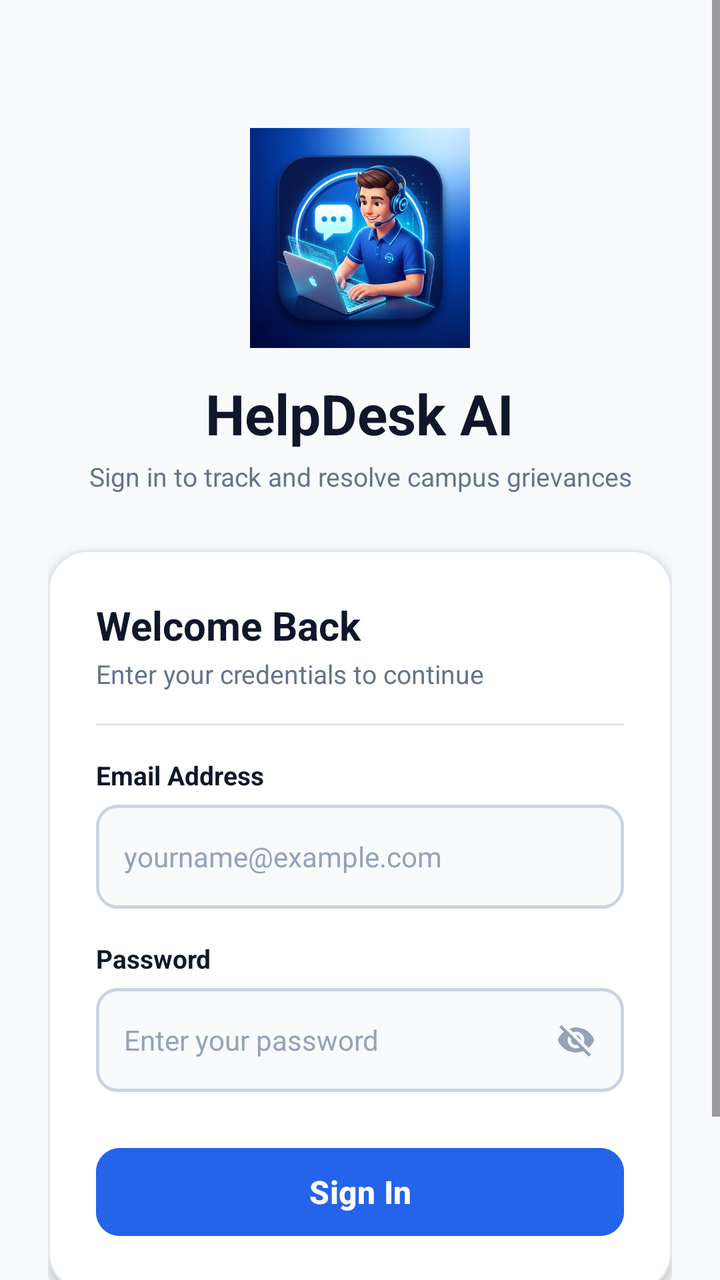
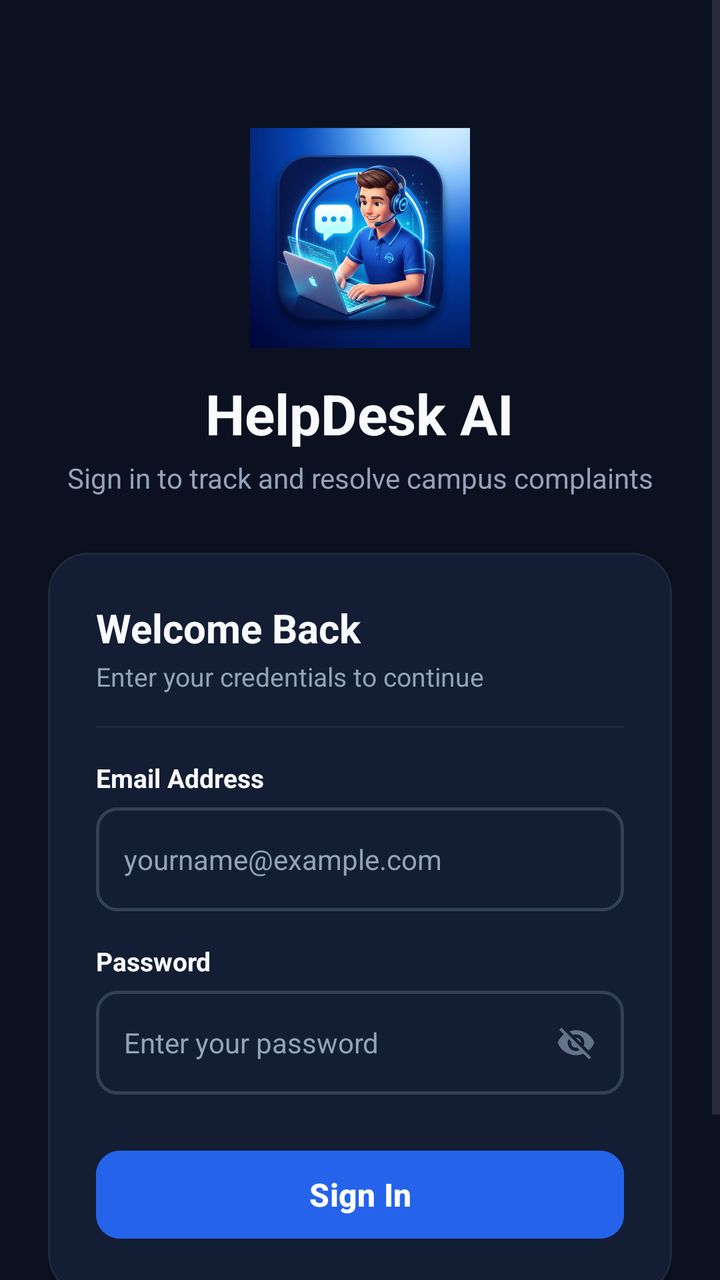

Before-and-after screenshots of an Android layout around one commit, followed by the original layout XML and the change that was made.
<!-- AndroidManifest.xml: application theme Theme.Helpdeskai -->
<!-- res/layout/activity_login.xml -->
<?xml version="1.0" encoding="utf-8"?>
<ScrollView xmlns:android="http://schemas.android.com/apk/res/android"
    xmlns:app="http://schemas.android.com/apk/res-auto"
    android:layout_width="match_parent"
    android:layout_height="match_parent"
    android:background="@color/bg_light"
    android:fillViewport="true">

    <LinearLayout
        android:layout_width="match_parent"
        android:layout_height="wrap_content"
        android:gravity="center_horizontal"
        android:orientation="vertical"
        android:padding="24dp">

        <Space
            android:layout_width="match_parent"
            android:layout_height="40dp" />

        
        <ImageView
            android:layout_width="110dp"
            android:layout_height="110dp"
            android:src="@drawable/ic_helpdesk_logo"
            android:contentDescription="HelpDesk AI Logo" />

        
        <TextView
            android:layout_width="wrap_content"
            android:layout_height="wrap_content"
            android:layout_marginTop="14dp"
            android:text="HelpDesk AI"
            android:textColor="@color/text_primary"
            android:textSize="28sp"
            android:textStyle="bold" />

        <TextView
            android:layout_width="wrap_content"
            android:layout_height="wrap_content"
            android:layout_marginTop="4dp"
            android:text="Sign in to track and resolve campus grievances"
            android:textColor="@color/text_secondary"
            android:textSize="13sp"
            android:gravity="center" />

        <Space
            android:layout_width="match_parent"
            android:layout_height="28dp" />

        
        <com.google.android.material.card.MaterialCardView
            android:layout_width="match_parent"
            android:layout_height="wrap_content"
            app:cardBackgroundColor="@color/surface_card"
            app:cardCornerRadius="20dp"
            app:cardElevation="4dp"
            app:strokeColor="@color/divider"
            app:strokeWidth="1dp">

            <LinearLayout
                android:layout_width="match_parent"
                android:layout_height="wrap_content"
                android:orientation="vertical"
                android:padding="24dp">

                
                <TextView
                    android:layout_width="wrap_content"
                    android:layout_height="wrap_content"
                    android:text="Welcome Back"
                    android:textColor="@color/text_primary"
                    android:textSize="20sp"
                    android:textStyle="bold" />

                <TextView
                    android:layout_width="wrap_content"
                    android:layout_height="wrap_content"
                    android:layout_marginTop="2dp"
                    android:text="Enter your credentials to continue"
                    android:textColor="@color/text_secondary"
                    android:textSize="13sp" />

                <View
                    android:layout_width="match_parent"
                    android:layout_height="1dp"
                    android:layout_marginTop="16dp"
                    android:layout_marginBottom="16dp"
                    android:background="@color/divider" />

                
                <TextView
                    android:layout_width="wrap_content"
                    android:layout_height="wrap_content"
                    android:text="Email Address"
                    android:textColor="@color/text_primary"
                    android:textSize="13sp"
                    android:textStyle="bold" />

                <EditText
                    android:id="@+id/et_login_email"
                    android:layout_width="match_parent"
                    android:layout_height="52dp"
                    android:layout_marginTop="6dp"
                    android:background="@drawable/bg_input_field"
                    android:hint="yourname@example.com"
                    android:inputType="textEmailAddress"
                    android:paddingHorizontal="14dp"
                    android:textColor="@color/text_primary"
                    android:textColorHint="@color/text_muted"
                    android:textSize="14sp" />

                
                <TextView
                    android:layout_width="wrap_content"
                    android:layout_height="wrap_content"
                    android:layout_marginTop="16dp"
                    android:text="Password"
                    android:textColor="@color/text_primary"
                    android:textSize="13sp"
                    android:textStyle="bold" />

                
                <FrameLayout
                    android:layout_width="match_parent"
                    android:layout_height="52dp"
                    android:layout_marginTop="6dp">

                    <EditText
                        android:id="@+id/et_login_password"
                        android:layout_width="match_parent"
                        android:layout_height="match_parent"
                        android:background="@drawable/bg_input_field"
                        android:hint="Enter your password"
                        android:inputType="textPassword"
                        android:paddingStart="14dp"
                        android:paddingEnd="52dp"
                        android:textColor="@color/text_primary"
                        android:textColorHint="@color/text_muted"
                        android:textSize="14sp" />

                    <ImageView
                        android:id="@+id/iv_toggle_password"
                        android:layout_width="48dp"
                        android:layout_height="match_parent"
                        android:layout_gravity="end"
                        android:clickable="true"
                        android:focusable="true"
                        android:padding="14dp"
                        android:src="@drawable/ic_eye_off"
                        android:contentDescription="Toggle password visibility"
                        app:tint="@color/text_muted" />
                </FrameLayout>

                
                <com.google.android.material.button.MaterialButton
                    android:id="@+id/btn_login_submit"
                    android:layout_width="match_parent"
                    android:layout_height="52dp"
                    android:layout_marginTop="24dp"
                    android:backgroundTint="@color/primary"
                    android:text="Sign In"
                    android:textColor="@color/white"
                    android:textSize="16sp"
                    android:textStyle="bold"
                    app:cornerRadius="12dp" />

            </LinearLayout>
        </com.google.android.material.card.MaterialCardView>

        
        <LinearLayout
            android:layout_width="wrap_content"
            android:layout_height="wrap_content"
            android:layout_marginTop="22dp"
            android:orientation="horizontal">

            <TextView
                android:layout_width="wrap_content"
                android:layout_height="wrap_content"
                android:text="Don't have an account? "
                android:textColor="@color/text_secondary"
                android:textSize="13sp" />

            <TextView
                android:id="@+id/tv_go_to_register"
                android:layout_width="wrap_content"
                android:layout_height="wrap_content"
                android:text="Sign Up"
                android:textColor="@color/primary"
                android:textSize="13sp"
                android:textStyle="bold" />
        </LinearLayout>

        <Space
            android:layout_width="match_parent"
            android:layout_height="24dp" />

    </LinearLayout>
</ScrollView>
<!-- resources referenced by this layout -->
<resources>
  <color name="bg_light">#F8FAFC</color>
  <color name="divider">#E2E8F0</color>
  <color name="primary">#2563EB</color>
  <color name="surface_card">#FFFFFF</color>
  <color name="text_muted">#94A3B8</color>
  <color name="text_primary">#0F172A</color>
  <color name="text_secondary">#64748B</color>
  <color name="white">#FFFFFF</color>
  <!-- drawable bg_input_field (drawable) -->
  <?xml version="1.0" encoding="utf-8"?>
  <selector xmlns:android="http://schemas.android.com/apk/res/android">
      
      <item android:state_focused="true">
          <shape android:shape="rectangle">
              <corners android:radius="10dp" />
              <solid android:color="@color/input_bg" />
              <stroke
                  android:width="2dp"
                  android:color="@color/primary" />
              <padding
                  android:bottom="12dp"
                  android:left="14dp"
                  android:right="14dp"
                  android:top="12dp" />
          </shape>
      </item>
  
      
      <item>
          <shape android:shape="rectangle">
              <corners android:radius="10dp" />
              <solid android:color="@color/input_bg" />
              <stroke
                  android:width="1.5dp"
                  android:color="@color/input_stroke" />
              <padding
                  android:bottom="12dp"
                  android:left="14dp"
                  android:right="14dp"
                  android:top="12dp" />
          </shape>
      </item>
  </selector>
  <!-- drawable ic_eye_off (drawable) -->
  <?xml version="1.0" encoding="utf-8"?>
  <vector xmlns:android="http://schemas.android.com/apk/res/android"
      android:width="24dp"
      android:height="24dp"
      android:viewportWidth="24"
      android:viewportHeight="24">
      <path
          android:fillColor="#FF000000"
          android:pathData="M12,7c2.76,0 5,2.24 5,5 0,0.65 -0.13,1.26 -0.36,1.82l2.92,2.92c1.51,-1.26 2.7,-2.89 3.44,-4.74 -1.73,-4.39 -6,-7.5 -11,-7.5 -1.4,0 -2.74,0.25 -3.98,0.7l2.16,2.16C10.74,7.13 11.35,7 12,7zM2,4.27l2.28,2.28 0.46,0.46C3.08,8.3 1.78,10.02 1,12c1.73,4.39 6,7.5 11,7.5 1.55,0 3.03,-0.3 4.38,-0.84l0.42,0.42L19.73,22 21,20.73 3.27,3 2,4.27zM7.53,9.8l1.55,1.55c-0.05,0.21 -0.08,0.43 -0.08,0.65 0,1.66 1.34,3 3,3 0.22,0 0.44,-0.03 0.65,-0.08l1.55,1.55c-0.67,0.33 -1.41,0.53 -2.2,0.53 -2.76,0 -5,-2.24 -5,-5 0,-0.79 0.2,-1.53 0.53,-2.2zM11.84,9.02l3.15,3.15 0.02,-0.16c0,-1.66 -1.34,-3 -3,-3l-0.17,0.01z" />
  </vector>
  <!-- drawable ic_helpdesk_logo: png bitmap (drawable, 385583 bytes) -->
  <style name="Theme.Helpdeskai" parent="Base.Theme.Helpdeskai" />
  <color name="input_bg">#F8FAFC</color>
  <color name="input_stroke">#CBD5E1</color>
  <style name="Base.Theme.Helpdeskai" parent="Theme.Material3.DayNight.NoActionBar">
          
          <item name="colorPrimary">@color/primary</item>
          <item name="colorPrimaryDark">@color/primary_dark</item>
          <item name="colorSecondary">@color/accent</item>
          <item name="android:statusBarColor">@color/primary</item>
          <item name="android:windowLightStatusBar" tools:targetApi="m">false</item>
          <item name="android:windowBackground">@color/bg_light</item>
      </style>
  <color name="primary_dark">#1D4ED8</color>
  <color name="accent">#0EA5E9</color>
</resources>

<!-- the commit's change to res/layout/activity_login.xml (unified diff, before → after) -->
@@ -38,9 +38,9 @@
             android:layout_width="wrap_content"
             android:layout_height="wrap_content"
             android:layout_marginTop="4dp"
-            android:text="Sign in to track and resolve campus grievances"
+            android:text="Sign in to track and resolve campus complaints"
             android:textColor="@color/text_secondary"
-            android:textSize="13sp"
+            android:textSize="14sp"
             android:gravity="center" />
 
         <Space
@@ -106,7 +106,7 @@
                     android:inputType="textEmailAddress"
                     android:paddingHorizontal="14dp"
                     android:textColor="@color/text_primary"
-                    android:textColorHint="@color/text_muted"
+                    android:textColorHint="@color/text_secondary"
                     android:textSize="14sp" />
 
                 
@@ -135,7 +135,7 @@
                         android:paddingStart="14dp"
                         android:paddingEnd="52dp"
                         android:textColor="@color/text_primary"
-                        android:textColorHint="@color/text_muted"
+                        android:textColorHint="@color/text_secondary"
                         android:textSize="14sp" />
 
                     <ImageView
<!-- resource entries referenced after the edit -->
@@ -1,12 +1,12 @@
 <!-- resources referenced by this layout -->
 <resources>
-  <color name="bg_light">#F8FAFC</color>
-  <color name="divider">#E2E8F0</color>
+  <color name="bg_light">#0B1120</color>
+  <color name="divider">#1E293B</color>
   <color name="primary">#2563EB</color>
-  <color name="surface_card">#FFFFFF</color>
-  <color name="text_muted">#94A3B8</color>
-  <color name="text_primary">#0F172A</color>
-  <color name="text_secondary">#64748B</color>
+  <color name="surface_card">#131D33</color>
+  <color name="text_muted">#64748B</color>
+  <color name="text_primary">#F8FAFC</color>
+  <color name="text_secondary">#94A3B8</color>
   <color name="white">#FFFFFF</color>
   <!-- drawable bg_input_field (drawable) -->
   <?xml version="1.0" encoding="utf-8"?>
@@ -56,18 +56,27 @@
   </vector>
   <!-- drawable ic_helpdesk_logo: png bitmap (drawable, 385583 bytes) -->
   <style name="Theme.Helpdeskai" parent="Base.Theme.Helpdeskai" />
-  <color name="input_bg">#F8FAFC</color>
-  <color name="input_stroke">#CBD5E1</color>
+  <color name="input_bg">#131D33</color>
+  <color name="input_stroke">#334155</color>
   <style name="Base.Theme.Helpdeskai" parent="Theme.Material3.DayNight.NoActionBar">
-          
           <item name="colorPrimary">@color/primary</item>
-          <item name="colorPrimaryDark">@color/primary_dark</item>
+          <item name="colorPrimaryDark">@color/bg_light</item>
           <item name="colorSecondary">@color/accent</item>
-          <item name="android:statusBarColor">@color/primary</item>
+          <item name="android:statusBarColor">@color/bg_light</item>
           <item name="android:windowLightStatusBar" tools:targetApi="m">false</item>
           <item name="android:windowBackground">@color/bg_light</item>
+          <item name="colorSurface">@color/surface_card</item>
+          <item name="colorOnSurface">@color/text_primary</item>
+          <item name="chipStyle">@style/Widget.HelpDesk.Chip</item>
       </style>
-  <color name="primary_dark">#1D4ED8</color>
-  <color name="accent">#0EA5E9</color>
+  <color name="accent">#38BDF8</color>
+  <style name="Widget.HelpDesk.Chip" parent="Widget.MaterialComponents.Chip.Filter">
+          <item name="android:textColor">@color/chip_text_selector</item>
+          <item name="chipBackgroundColor">@color/chip_background_selector</item>
+          <item name="chipStrokeColor">@color/chip_stroke_selector</item>
+          <item name="chipStrokeWidth">1dp</item>
+          <item name="checkedIconTint">@color/white</item>
+          <item name="chipCornerRadius">8dp</item>
+      </style>
 </resources>
 
